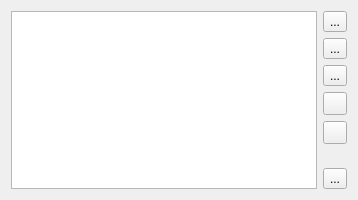
Before: the Qt Designer form Qt/ApplicationComponents/Resources/UI/pqColorAnnotationsPropertyWidget.ui in Kitware/ParaView, drawn with Qt 5.
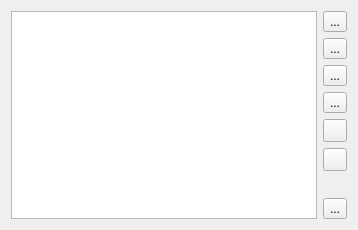
After: the same form once the commit is applied. Icons and pictures are not drawn. Custom widgets are drawn as their Qt base class.

Commit message:
Enabled adding active values from all visible objects
The existing ability to add active values for color maps with indexed
color mode on adds active values from the active source only. This new
feature adds active values for all visible objects.

Diff of the .ui file:
```diff
--- a/Qt/ApplicationComponents/Resources/UI/pqColorAnnotationsPropertyWidget.ui
+++ b/Qt/ApplicationComponents/Resources/UI/pqColorAnnotationsPropertyWidget.ui
@@ -7,7 +7,7 @@
     <x>0</x>
     <y>0</y>
     <width>358</width>
-    <height>200</height>
+    <height>230</height>
    </rect>
   </property>
   <property name="windowTitle">
@@ -58,6 +58,20 @@
        </property>
       </widget>
      </item>
+     <item>
+      <widget class="QToolButton" name="AddActiveFromVisible">
+       <property name="toolTip">
+        <string>Add active values from visible pipeline objects</string>
+       </property>
+       <property name="text">
+        <string>...</string>
+       </property>
+       <property name="icon">
+        <iconset resource="../../../Components/Resources/pqComponents.qrc">
+         <normaloff>:/pqWidgets/Icons/pqFilterEyeball16.png</normaloff>:/pqWidgets/Icons/pqFilterEyeball16.png</iconset>
+       </property>
+      </widget>
+     </item>
      <item>
       <widget class="QToolButton" name="ChoosePreset">
        <property name="toolTip">
```
Left out of the diff: 2 changed lines with no effect on the pictures. The commit also changes 8 other files.
